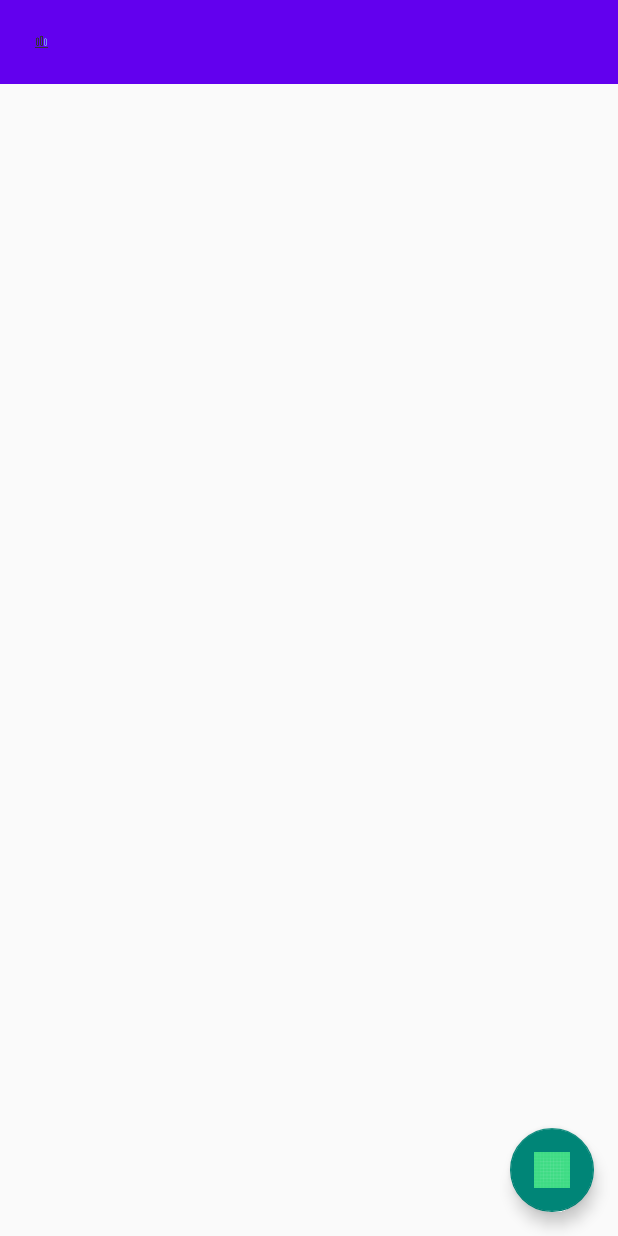
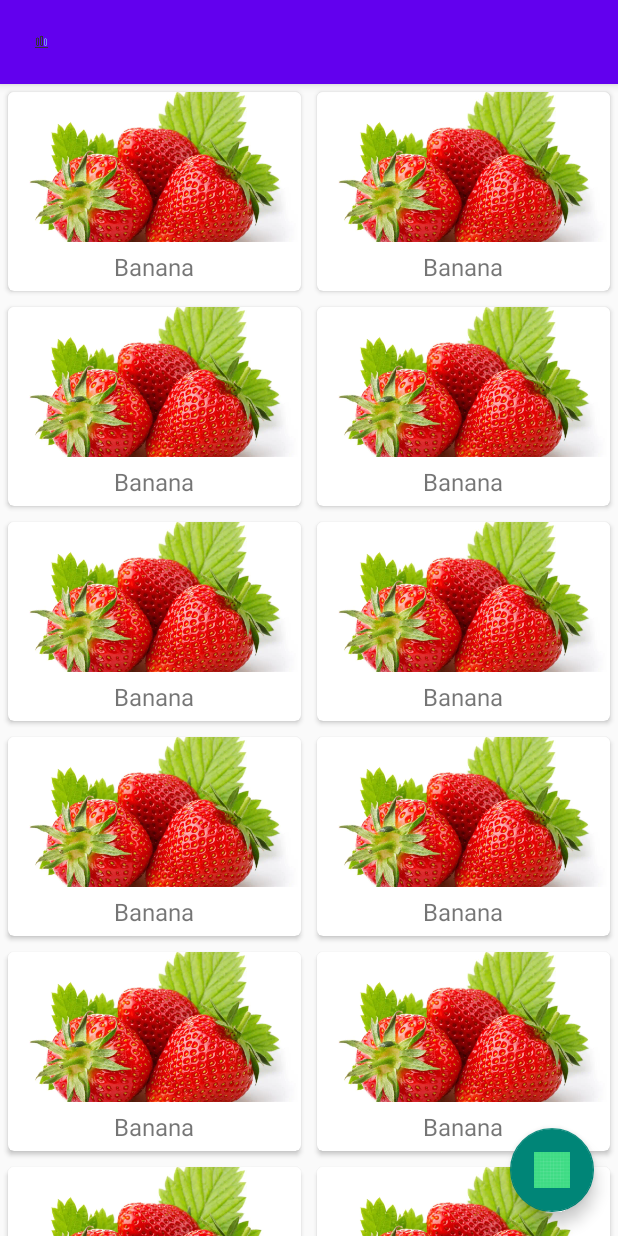
Before and after one commit to Wangzhijie1209/MaterialDesign, an Android app: the screen it shows after launch (NavigationViewActivity), on a phone screen of 412 x 824 dp. Run offline under Robolectric (Android 15) with nearby library versions, the phone set to English and light mode, and no system bars.

Commit message:
1.CardView 卡片布局 它可以让页面中的元素看起来就像在卡片中一样,并且能够拥有圆角和投影 2.指定ImageView的缩放模式,由于各个图片的长宽比例可能不一致,所以为了让所有图片都能填充满整个imageView 使用ImageView的属性scaleType 指定为centerCrop模式 3.AppBarLayout 内部做了很多滚动事件的封装,嵌套在Toolbar的外面, 使用layout_scrollFlags 属性来进行一些滚动隐藏的操作 scroll 表示RecyclerView向上滚动的时候 Toolbar会跟着一起向上滚动并实现隐藏 enterAlways 表示当 RecyclerView 向下滚动的时候,Toolbar会跟着一起向下滚动并重新显示 snap表示当Toolbar还没有完全隐藏或显示的时候,会根据当前滚动的距离,自动选择隐藏还是显示

```diff
--- a/app/build.gradle
+++ b/app/build.gradle
@@ -36,4 +36,7 @@ dependencies {
     androidTestImplementation 'androidx.test.ext:junit:1.1.3'
     androidTestImplementation 'androidx.test.espresso:espresso-core:3.4.0'
     implementation 'de.hdodenhof:circleimageview:3.0.1'
+    implementation 'androidx.recyclerview:recyclerview:1.1.0'
+    implementation 'com.github.bumptech.glide:glide:4.11.0'
+
 }
--- /dev/null
+++ b/app/src/main/java/com/example/materialdesign/Fruit.java
@@ -0,0 +1,27 @@
+package com.example.materialdesign;
+
+public class Fruit {
+    private String name;
+    private int imageId;
+
+    public Fruit(String name, int imageId) {
+        this.name = name;
+        this.imageId = imageId;
+    }
+
+    public String getName() {
+        return name;
+    }
+
+    public void setName(String name) {
+        this.name = name;
+    }
+
+    public int getImageId() {
+        return imageId;
+    }
+
+    public void setImageId(int imageId) {
+        this.imageId = imageId;
+    }
+}
--- /dev/null
+++ b/app/src/main/java/com/example/materialdesign/FruitAdapter.java
@@ -0,0 +1,66 @@
+package com.example.materialdesign;
+
+import android.content.Context;
+import android.view.LayoutInflater;
+import android.view.View;
+import android.view.ViewGroup;
+import android.widget.ImageView;
+import android.widget.TextView;
+
+import androidx.annotation.NonNull;
+import androidx.cardview.widget.CardView;
+import androidx.recyclerview.widget.RecyclerView;
+
+import com.bumptech.glide.Glide;
+
+import java.lang.reflect.Array;
+import java.util.ArrayList;
+import java.util.List;
+
+public class FruitAdapter extends RecyclerView.Adapter<FruitAdapter.ViewHolder> {
+    private List<Fruit> mFruitList;
+    private Context mContext;
+
+    public FruitAdapter(List<Fruit> mFruitList) {
+        this.mFruitList = mFruitList;
+    }
+
+    @NonNull
+    @Override
+    public ViewHolder onCreateViewHolder(@NonNull ViewGroup parent, int viewType) {
+        if(mContext==null){
+            mContext = parent.getContext();
+        }
+        View view = LayoutInflater.from(mContext).inflate(R.layout.fruit_item, parent, false);
+        //返回一个ViewHolder 并将item布局传入
+        return new ViewHolder(view);
+    }
+
+    @Override
+    public void onBindViewHolder(@NonNull FruitAdapter.ViewHolder holder, int position) {
+        Fruit fruit = mFruitList.get(position);
+        holder.fruit_name.setText(fruit.getName());
+        //with 可以传入一个Context Activity 或 Fragment参数
+        //然后调用load()方法去加载图片 可以是一个URL地址,也可以是一个本地路径 或者是一个资源id
+        //最后调用into()方法将图片设置到具体某一个ImageView中就可以了
+        Glide.with(mContext).load(fruit.getImageId()).into(holder.fruit_image);
+    }
+
+    @Override
+    public int getItemCount() {
+        return mFruitList.size();
+    }
+
+    public class ViewHolder extends RecyclerView.ViewHolder {
+        CardView cardView;
+        private final ImageView fruit_image;
+        private final TextView fruit_name;
+
+        public ViewHolder(@NonNull View itemView) {
+            super(itemView);
+            cardView = (CardView) itemView;
+            fruit_image = itemView.findViewById(R.id.fruit_image);
+            fruit_name = itemView.findViewById(R.id.fruit_name);
+        }
+    }
+}
--- a/app/src/main/java/com/example/materialdesign/NavigationViewActivity.java
+++ b/app/src/main/java/com/example/materialdesign/NavigationViewActivity.java
@@ -5,6 +5,8 @@ import androidx.appcompat.app.ActionBar;
 import androidx.appcompat.app.AppCompatActivity;
 import androidx.appcompat.widget.Toolbar;
 import androidx.drawerlayout.widget.DrawerLayout;
+import androidx.recyclerview.widget.GridLayoutManager;
+import androidx.recyclerview.widget.RecyclerView;
 
 import android.os.Bundle;
 import android.view.MenuItem;
@@ -15,22 +17,45 @@ import com.google.android.material.floatingactionbutton.FloatingActionButton;
 import com.google.android.material.navigation.NavigationView;
 import com.google.android.material.snackbar.Snackbar;
 
+import java.util.ArrayList;
+import java.util.List;
+import java.util.Random;
+
 public class NavigationViewActivity extends AppCompatActivity {
 
     private DrawerLayout mNav_drawer_layout;
+    private NavigationView nav_view;
+    private ActionBar actionBar;
+    private FloatingActionButton fab;
+    private RecyclerView recycler_view;
+    private Toolbar toolbar;
+
+    //定义了一个数组,数组中存放了很多个Fruit的实例,每个实例都代表一种水果
+    private Fruit[] fruits = {new Fruit("Apple", R.drawable.a),
+            new Fruit("Banana", R.drawable.b),
+             new Fruit("Banana", R.drawable.c),
+             new Fruit("Banana", R.drawable.d),
+             new Fruit("Banana", R.drawable.e),
+             new Fruit("Banana", R.drawable.f),
+             new Fruit("Banana", R.drawable.g),
+             new Fruit("Banana", R.drawable.h),
+             new Fruit("Banana", R.drawable.i),
+             new Fruit("Banana", R.drawable.j),
+             new Fruit("Banana", R.drawable.q),
+             new Fruit("Banana", R.drawable.s),
+    };
+
+    private List<Fruit> fruitList = new ArrayList<>();
+
+
 
     @Override
     protected void onCreate(Bundle savedInstanceState) {
         super.onCreate(savedInstanceState);
         setContentView(R.layout.activity_navigation_view);
-        Toolbar toolbar = findViewById(R.id.nav_toolbar);
-        setSupportActionBar(toolbar);
-        FloatingActionButton fab = findViewById(R.id.fab);
-        mNav_drawer_layout = findViewById(R.id.nav_drawer_layout);
-        NavigationView nav_view = findViewById(R.id.nav_view);
-        ActionBar actionBar = getSupportActionBar();
-
-        if(actionBar!=null){
+        initView();
+        initFruits();
+        if (actionBar != null) {
             actionBar.setDisplayHomeAsUpEnabled(true);
             actionBar.setHomeAsUpIndicator(R.drawable.b);
         }
@@ -45,7 +70,7 @@ public class NavigationViewActivity extends AppCompatActivity {
         fab.setOnClickListener(new View.OnClickListener() {
             @Override
             public void onClick(View view) {
-                Snackbar.make(view,"Data deleted",Snackbar.LENGTH_SHORT)
+                Snackbar.make(view, "Data deleted", Snackbar.LENGTH_SHORT)
                         .setAction("Undo", new View.OnClickListener() {
                             @Override
                             public void onClick(View view) {
@@ -54,5 +79,31 @@ public class NavigationViewActivity extends AppCompatActivity {
                         }).show();
             }
         });
+
+        GridLayoutManager layoutManager = new GridLayoutManager(this, 2);
+        recycler_view.setLayoutManager(layoutManager);
+        FruitAdapter fruitAdapter = new FruitAdapter(fruitList);
+        recycler_view.setAdapter(fruitAdapter);
+    }
+
+    private void initFruits() {
+        //先清空一下fruitList中的数据,接着使用随机函数,从刚才定义的Fruit数组中随机取出一个
+        //水果放到List中
+        fruitList.clear();
+        for (int i = 0; i < 50; i++) {
+            Random random = new Random();
+            int index = random.nextInt(fruits.length);
+            fruitList.add(fruits[index]);
+        }
+    }
+
+    private void initView() {
+        toolbar = findViewById(R.id.nav_toolbar);
+        setSupportActionBar(toolbar);
+        fab = findViewById(R.id.fab);
+        mNav_drawer_layout = findViewById(R.id.nav_drawer_layout);
+        nav_view = findViewById(R.id.nav_view);
+        actionBar = getSupportActionBar();
+        recycler_view = findViewById(R.id.recycler_view);
     }
 }
--- a/app/src/main/res/layout/activity_navigation_view.xml
+++ b/app/src/main/res/layout/activity_navigation_view.xml
@@ -2,14 +2,18 @@
 <androidx.drawerlayout.widget.DrawerLayout xmlns:android="http://schemas.android.com/apk/res/android"
     xmlns:app="http://schemas.android.com/apk/res-auto"
     xmlns:tools="http://schemas.android.com/tools"
+    android:id="@+id/nav_drawer_layout"
     android:layout_width="match_parent"
-    android:id="@+id/nav_drawer_layout"
     android:layout_height="match_parent"
     tools:context=".NavigationViewActivity">
 
     <androidx.coordinatorlayout.widget.CoordinatorLayout
         android:layout_width="match_parent"
         android:layout_height="match_parent">
+
+        <com.google.android.material.appbar.AppBarLayout
+            android:layout_width="match_parent"
+            android:layout_height="wrap_content">
 
             <androidx.appcompat.widget.Toolbar
                 android:id="@+id/nav_toolbar"
@@ -20,15 +24,26 @@
                 app:layout_constraintLeft_toLeftOf="parent"
                 app:layout_constraintRight_toRightOf="parent"
                 app:layout_constraintTop_toTopOf="parent"
-            app:popupTheme="@style/Theme.AppCompat.Light" />
+                app:popupTheme="@style/Theme.AppCompat.Light"
+                app:layout_scrollFlags="scroll|enterAlways|snap"
+                />
+        </com.google.android.material.appbar.AppBarLayout>
+
+        <androidx.recyclerview.widget.RecyclerView
+            android:id="@+id/recycler_view"
+            android:layout_width="match_parent"
+            android:layout_height="match_parent"
+            app:layout_behavior="@string/appbar_scrolling_view_behavior"
+            />
+
         <com.google.android.material.floatingactionbutton.FloatingActionButton
+            android:id="@+id/fab"
             android:layout_width="wrap_content"
             android:layout_height="wrap_content"
             android:layout_gravity="bottom|end"
-            android:id="@+id/fab"
             android:layout_margin="16dp"
             android:elevation="8dp"
-            android:src="@drawable/ic_launcher_background"/>
+            android:src="@drawable/ic_launcher_background" />
     </androidx.coordinatorlayout.widget.CoordinatorLayout>
 
     <com.google.android.material.navigation.NavigationView
--- /dev/null
+++ b/app/src/main/res/layout/fruit_item.xml
@@ -0,0 +1,31 @@
+<?xml version="1.0" encoding="utf-8"?>
+<androidx.cardview.widget.CardView xmlns:android="http://schemas.android.com/apk/res/android"
+    xmlns:app="http://schemas.android.com/apk/res-auto"
+    android:layout_width="match_parent"
+    android:layout_height="wrap_content"
+    android:layout_margin="5dp"
+    app:cardCornerRadius="4dp">
+
+    <LinearLayout
+        android:layout_width="match_parent"
+        android:layout_height="wrap_content"
+        android:orientation="vertical">
+<!--     这里使用了一个scaleType属性,这个属性可以指定图片的缩放模式
+         为了让所有图片都能填充满整个ImageView 这里使用centerCrop模式
+         它可以让图片保持原有比例填充满ImageView,并将超出屏幕的部分裁剪掉
+   -->
+        <ImageView
+            android:id="@+id/fruit_image"
+            android:layout_width="match_parent"
+            android:layout_height="100dp"
+            android:scaleType="centerCrop" />
+
+        <TextView
+            android:id="@+id/fruit_name"
+            android:layout_width="wrap_content"
+            android:layout_height="wrap_content"
+            android:layout_gravity="center_horizontal"
+            android:layout_margin="5dp"
+            android:textSize="16sp" />
+    </LinearLayout>
+</androidx.cardview.widget.CardView>
```
Also changed, not shown: app/src/main/res/drawable/a.jpg (added), app/src/main/res/drawable/b.jpg (added), app/src/main/res/drawable/c.jpg (added), app/src/main/res/drawable/d.jpg (added), app/src/main/res/drawable/e.jpg (added), app/src/main/res/drawable/f.jpg (added), app/src/main/res/drawable/g.jpg (added), app/src/main/res/drawable/h.jpg (added), app/src/main/res/drawable/i.jpg (added), app/src/main/res/drawable/j.jpg (added), app/src/main/res/drawable/q.jpg (added), app/src/main/res/drawable/s.jpg (added). Lines whose indentation alone changed are shown as unchanged.
